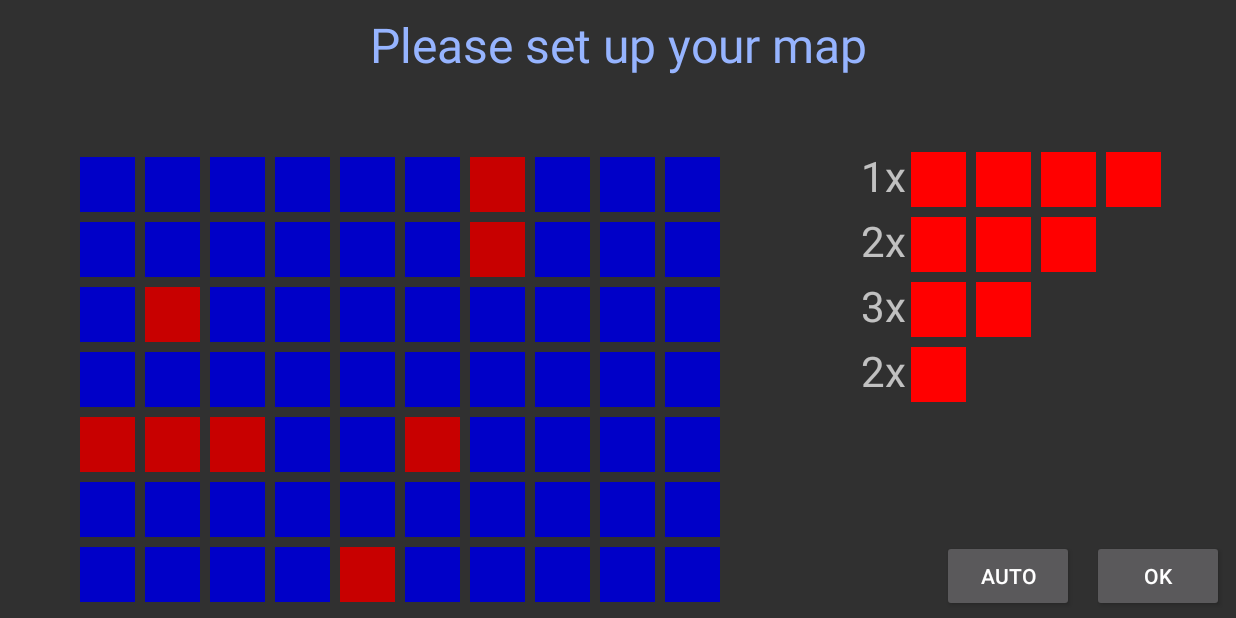
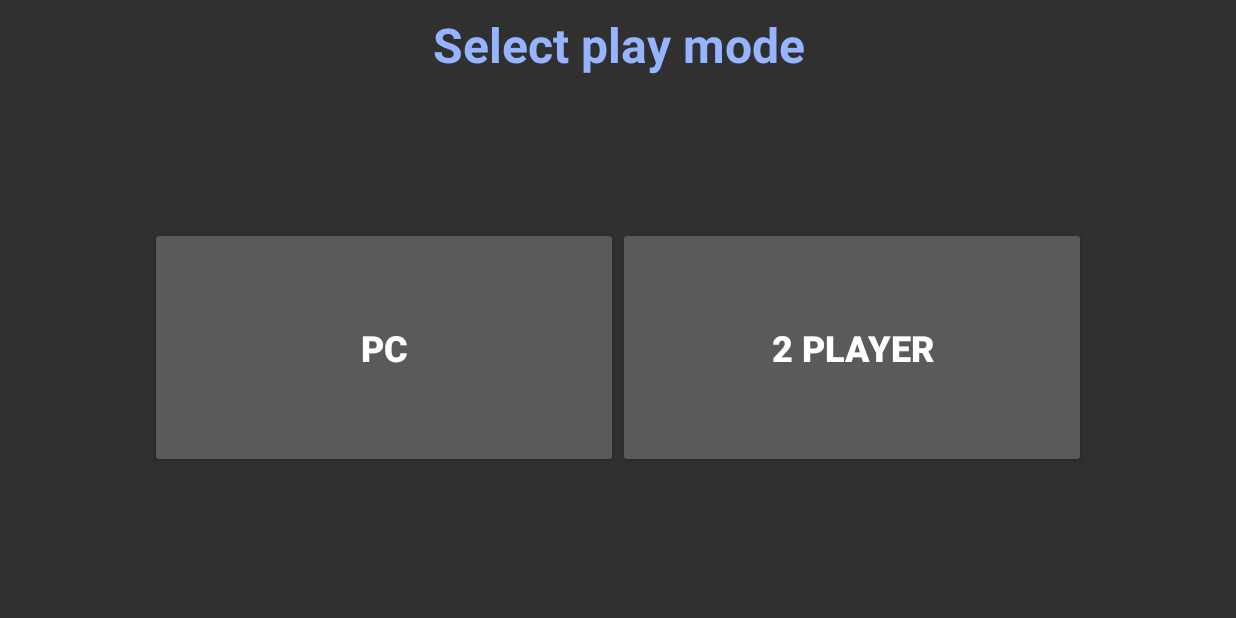
Before and after one commit to sudo-sandra/Battleship, an Android app: the screen it shows after launch (SetUpMap before the commit, OfflineMenu after it), after a tap on "OFFLINE GAME", on a phone screen of 824 x 412 dp (held sideways). Run offline under Robolectric (Android 15) with nearby library versions, the light colour scheme and no system bars.

Commit message:
add offline menu

```diff
--- a/app/src/main/AndroidManifest.xml
+++ b/app/src/main/AndroidManifest.xml
@@ -33,6 +33,10 @@
             android:screenOrientation="landscape" />
         <activity android:name=".SetUpMap"
             android:screenOrientation="landscape" />
+        <activity android:name=".OfflineMenu"
+            android:screenOrientation="landscape" />
+        <activity android:name=".OfflineLogin"
+            android:screenOrientation="landscape" />
     </application>
 
 
--- a/app/src/main/java/com/example/root/battleship/Battleship.java
+++ b/app/src/main/java/com/example/root/battleship/Battleship.java
@@ -10,7 +10,7 @@ public class Battleship {
 
     public Battleship(){
         create_ships();
-        print_map();
+        create_ships();
     }
 
     public void create_ships(){
--- a/app/src/main/java/com/example/root/battleship/BattleshipView.java
+++ b/app/src/main/java/com/example/root/battleship/BattleshipView.java
@@ -33,7 +33,8 @@ public class BattleshipView{
     }
 
     private void create_map(){
-        TableRow.LayoutParams layout_params = new TableRow.LayoutParams(55, 55);
+        //TODO: scale to right size not 50
+        TableRow.LayoutParams layout_params = new TableRow.LayoutParams(50, 50);
         layout_params.setMargins(5,5,5,5);
         for(int i = 0; i < 10; i++) {
             rows[i] = new TableRow(context);
--- a/app/src/main/java/com/example/root/battleship/SetUpMap.java
+++ b/app/src/main/java/com/example/root/battleship/SetUpMap.java
@@ -27,11 +27,6 @@ public class SetUpMap extends AppCompatActivity implements View.OnClickListener{
             ships[i].setLayoutParams(layout_params);
             ships[i].setBackgroundColor(Color.RED);
         }
-        TextView title = (TextView) findViewById(R.id.title);
-        title.setTextSize(32);
-        // TODO: set bold
-        title.setTextAlignment(View.TEXT_ALIGNMENT_CENTER);
-        title.setTextColor(Color.rgb(150, 180, 255));
         TableLayout legend = (TableLayout) findViewById(R.id.legendLayout);
         int count = 0;
         for(int i = 0; i < 4 ; i++){
--- a/app/src/main/java/com/example/root/battleship/StartActivity.java
+++ b/app/src/main/java/com/example/root/battleship/StartActivity.java
@@ -17,7 +17,7 @@ public class StartActivity extends AppCompatActivity {
     public void onClick(View view) {
         switch (view.getId()) {
             case R.id.offlineGameBtn:
-                openGameMenuActivity();
+                openOfflineMenu();
                 break;
             case R.id.onlineGameBtn:
                 openLoginActivity();
@@ -35,8 +35,8 @@ public class StartActivity extends AppCompatActivity {
     //    startActivity(gameMenuIntent);
     //}
 
-    private void openGameMenuActivity() {
-        Intent gameMenuIntent = new Intent(this, SetUpMap.class);
+    private void openOfflineMenu() {
+        Intent gameMenuIntent = new Intent(this, OfflineMenu.class);
         startActivity(gameMenuIntent);
     }
 }
--- /dev/null
+++ b/app/src/main/res/layout/offline_menu.xml
@@ -0,0 +1,71 @@
+<?xml version="1.0" encoding="utf-8"?>
+<android.support.constraint.ConstraintLayout
+    xmlns:android="http://schemas.android.com/apk/res/android"
+    xmlns:app="http://schemas.android.com/apk/res-auto"
+    xmlns:tools="http://schemas.android.com/tools"
+    android:layout_width="match_parent"
+    android:layout_height="match_parent">
+
+    <TextView
+        android:id="@+id/offlineMenuHeader"
+        android:layout_width="0dp"
+        android:layout_height="wrap_content"
+        android:layout_marginStart="8dp"
+        android:layout_marginTop="8dp"
+        android:layout_marginEnd="8dp"
+        android:text="@string/offlineMenuHeader"
+        android:textAlignment="center"
+        android:textColor="@color/colorHeader"
+        android:textSize="32sp"
+        android:textStyle="bold"
+        app:layout_constraintEnd_toEndOf="parent"
+        app:layout_constraintStart_toStartOf="parent"
+        app:layout_constraintTop_toTopOf="parent" />
+
+    <LinearLayout
+        android:layout_width="0dp"
+        android:layout_height="0dp"
+        android:layout_marginStart="50dp"
+        android:layout_marginTop="50dp"
+        android:layout_marginEnd="50dp"
+        android:layout_marginBottom="50dp"
+        android:orientation="horizontal"
+        app:layout_constraintBottom_toBottomOf="parent"
+        app:layout_constraintEnd_toEndOf="parent"
+        app:layout_constraintStart_toStartOf="parent"
+        app:layout_constraintTop_toBottomOf="@+id/offlineMenuHeader"
+        app:layout_constraintVertical_bias="0.527">
+
+        <Button
+            android:id="@+id/pc_button"
+            android:layout_width="0px"
+            android:layout_height="match_parent"
+            android:layout_marginStart="50dp"
+            android:layout_marginTop="50dp"
+            android:layout_marginBottom="50dp"
+            android:layout_weight="1"
+            android:onClick="onClick"
+            android:text="@string/pcBtn"
+            android:textSize="24sp"
+            android:textStyle="bold"
+            app:layout_constraintBottom_toBottomOf="parent"
+            app:layout_constraintStart_toStartOf="parent"
+            app:layout_constraintTop_toBottomOf="@+id/offlineMenuHeader" />
+
+        <Button
+            android:id="@+id/two_player_button"
+            android:layout_width="0px"
+            android:layout_height="match_parent"
+            android:layout_marginTop="50dp"
+            android:layout_marginEnd="50dp"
+            android:layout_marginBottom="50dp"
+            android:layout_weight="1"
+            android:onClick="onClick"
+            android:text="@string/twoPlayerBtn"
+            android:textSize="24sp"
+            android:textStyle="bold"
+            app:layout_constraintBottom_toBottomOf="parent"
+            app:layout_constraintEnd_toEndOf="parent"
+            app:layout_constraintTop_toBottomOf="@+id/offlineMenuHeader" />
+    </LinearLayout>
+</android.support.constraint.ConstraintLayout>
--- a/app/src/main/res/layout/set_up_map.xml
+++ b/app/src/main/res/layout/set_up_map.xml
@@ -133,11 +133,13 @@
         android:layout_width="wrap_content"
         android:layout_height="wrap_content"
         android:layout_marginStart="8dp"
-        android:layout_marginLeft="8dp"
         android:layout_marginTop="8dp"
         android:layout_marginEnd="8dp"
-        android:layout_marginRight="8dp"
         android:text="@string/set_up_title"
+        android:textAlignment="center"
+        android:textColor="@color/colorHeader"
+        android:textSize="32sp"
+        android:textStyle="bold"
         app:layout_constraintEnd_toEndOf="parent"
         app:layout_constraintStart_toStartOf="parent"
         app:layout_constraintTop_toTopOf="parent" />
--- a/app/src/main/res/values/colors.xml
+++ b/app/src/main/res/values/colors.xml
@@ -3,4 +3,5 @@
     <color name="colorPrimary">#6c804b</color>
     <color name="colorPrimaryDark">#117400</color>
     <color name="colorAccent">#d8761b</color>
+    <color name="colorHeader">#96b4ff</color>
 </resources>
--- a/app/src/main/res/values/strings.xml
+++ b/app/src/main/res/values/strings.xml
@@ -9,9 +9,16 @@
     <string name="onlineGameBtn">Online Game</string>
     <string name="okBtn">OK</string>
     <string name="autoBtn">Auto</string>
+    <string name="pcBtn">PC</string>
+    <string name="twoPlayerBtn">2 Player</string>
+    <string name="startBtn">Start</string>
 
     //Textfield
     <string name="usernameTxtField">Username</string>
     <string name="passwordTxtField">Password</string>
+    <string name="playerOneTxtField">Player One</string>
+    <string name="playerTwoTxtField">Player Two</string>
     <string name="set_up_title">Please set up your map</string>
+    <string name="offlineMenuHeader">Select play mode</string>
+    <string name="OfflineLoginHeader">Type in your names</string>
 </resources>
```
Also changed, not shown: app/src/main/java/com/example/root/battleship/OfflineLogin.java (added, +33 -0 lines), app/src/main/java/com/example/root/battleship/OfflineMenu.java (added, +39 -0 lines), app/src/main/res/layout/offline_login.xml (added, +86 -0 lines).
